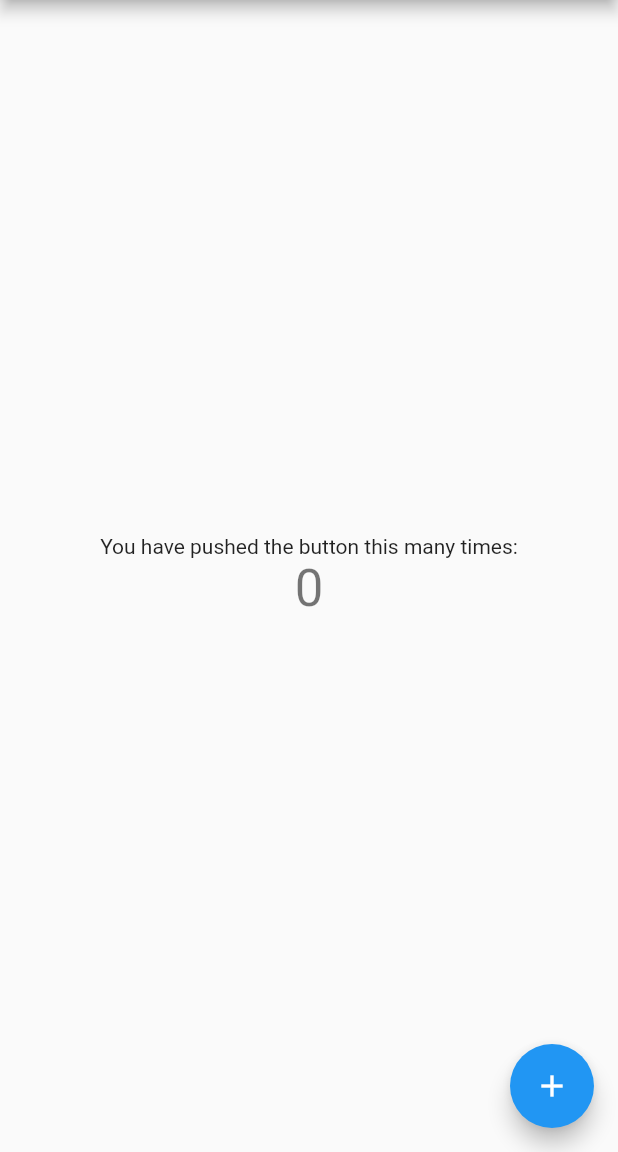
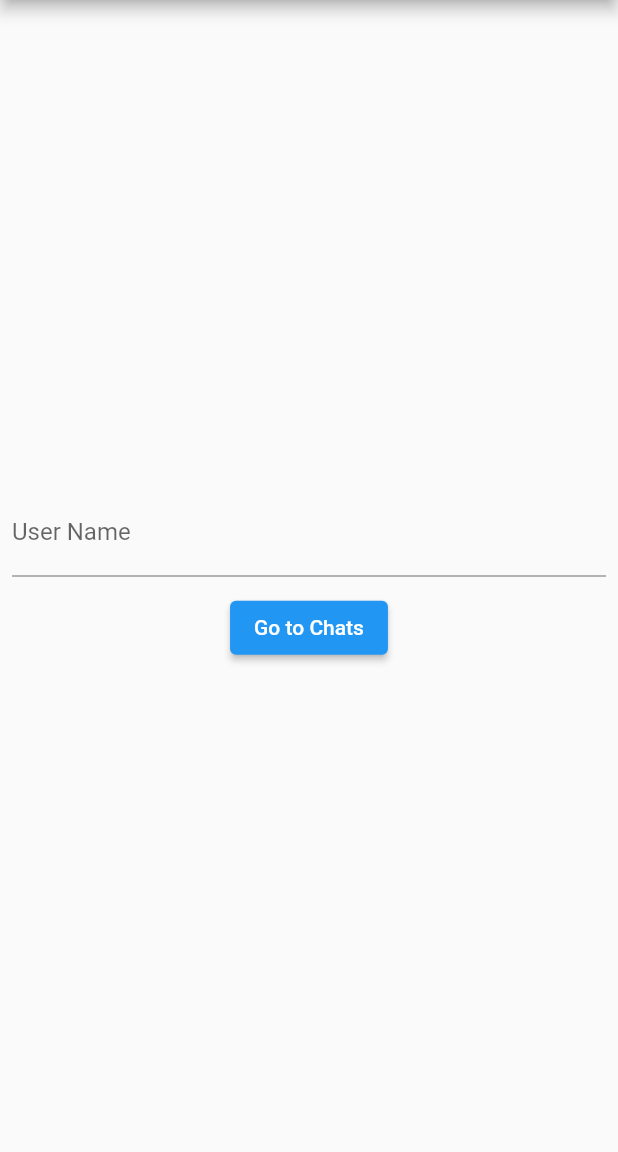
Before and after one commit to educup/sendbird_chat_example, a Flutter app: the screen it shows after launch, on a phone screen of 412 x 824 dp, the part 84-1236 px from its top. Run offline on Flutter 3.47's test engine with Material 2 defaults, Android fonts, the phone set to English and light mode, and no system bars; our stand-ins replace beamer.

Commit message:
feat: add link to chats pages

```diff
--- a/lib/src/app.dart
+++ b/lib/src/app.dart
@@ -22,12 +22,14 @@ class SendBirdExampleApp extends StatelessWidget {
     return BeamerProvider(
       routerDelegate: AppRouter.routerDelegate,
       child: MaterialApp.router(
-          debugShowCheckedModeBanner: false,
-          theme: ThemeData(
-            primarySwatch: Colors.blue,
-          ),
-          routeInformationParser: AppRouter.routeInformationParser,
-          routerDelegate: AppRouter.routerDelegate),
+        scrollBehavior: CustomScrollBehavior(),
+        debugShowCheckedModeBanner: false,
+        theme: ThemeData(
+          primarySwatch: Colors.blue,
+        ),
+        routeInformationParser: AppRouter.routeInformationParser,
+        routerDelegate: AppRouter.routerDelegate,
+      ),
     );
   }
 }
--- a/lib/src/pages/home_page.dart
+++ b/lib/src/pages/home_page.dart
@@ -23,12 +23,19 @@ class HomePage extends StatefulWidget {
 }
 
 class _HomePageState extends State<HomePage> {
-  int _counter = 0;
+  final _formKey = GlobalKey<FormState>();
+  late final TextEditingController controller;
 
-  void _incrementCounter() {
-    setState(() {
-      _counter++;
-    });
+  @override
+  void initState() {
+    super.initState();
+    controller = TextEditingController(text: '');
+  }
+
+  @override
+  void dispose() {
+    super.dispose();
+    controller.dispose();
   }
 
   @override
@@ -38,23 +45,43 @@ class _HomePageState extends State<HomePage> {
         title: const Text(Constants.homeTitle),
       ),
       body: Center(
+        child: Padding(
+          padding: const EdgeInsets.symmetric(horizontal: 8.0),
+          child: SingleChildScrollView(
+            child: Form(
+              key: _formKey,
               child: Column(
+                mainAxisSize: MainAxisSize.min,
                 mainAxisAlignment: MainAxisAlignment.center,
                 children: <Widget>[
-            const Text(
-              'You have pushed the button this many times:',
+                  TextFormField(
+                    controller: controller,
+                    decoration: const InputDecoration(
+                      hintText: 'User Name',
+                      labelText: 'User Name',
                     ),
-            Text(
-              '$_counter',
-              style: Theme.of(context).textTheme.headline4,
+                    validator: (value) => (value == null || value.isEmpty)
+                        ? 'User Name must not be empty!'
+                        : null,
+                  ),
+                  const SizedBox(
+                    height: 10,
+                  ),
+                  ElevatedButton(
+                    onPressed: () {
+                      bool status = _formKey.currentState?.validate() ?? false;
+                      if (status) {
+                        final userID = controller.text;
+                        context.beamToNamed('$userID/chats');
+                      }
+                    },
+                    child: const Text('Go to Chats'),
                   ),
                 ],
               ),
             ),
-      floatingActionButton: FloatingActionButton(
-        onPressed: _incrementCounter,
-        tooltip: 'Increment',
-        child: const Icon(Icons.add),
+          ),
+        ),
       ),
     );
   }
```
Lines whose indentation alone changed are shown as unchanged.
